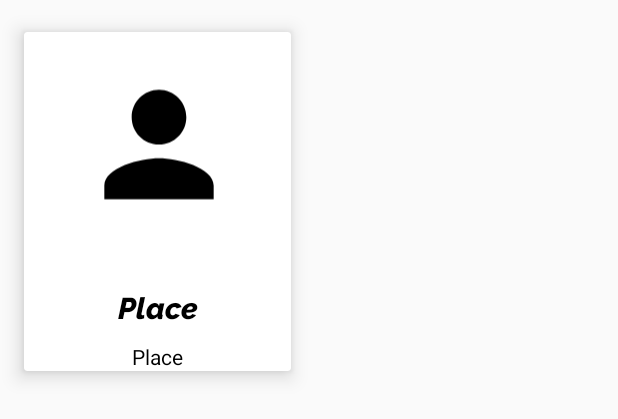
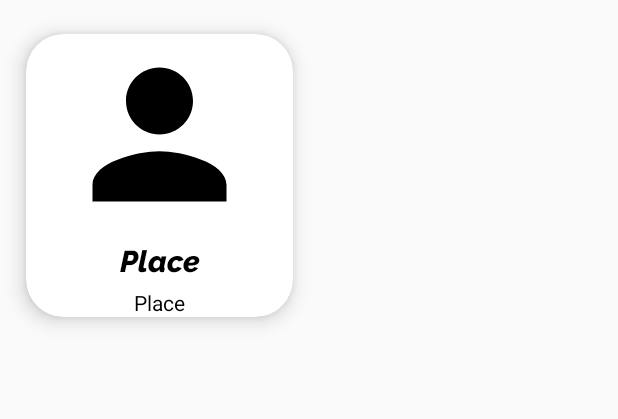
Before and after one commit to divyrajsinh8927/TourismApp, an Android app: the layout card_view_design.xml on its own in the app's theme, with its tools: preview values and no code run, on a phone screen of 412 x 824 dp. Shown: the top 419 px of the screen. Run offline under Robolectric (Android 15) with nearby library versions, the phone set to English and light mode, and no system bars.

Commit message:
grid design

```diff
--- a/app/src/main/java/international/tourism/app/HomeFragment.kt
+++ b/app/src/main/java/international/tourism/app/HomeFragment.kt
@@ -1,7 +1,7 @@
 package international.tourism.app
 
-import Adapter.recHotelAdapter
-import Adapter.recPlaceAdapter
+import international.tourism.app.Adapter.recHotelAdapter
+import international.tourism.app.Adapter.recPlaceAdapter
 import android.os.Bundle
 import androidx.fragment.app.Fragment
 import android.view.LayoutInflater
--- a/app/src/main/java/international/tourism/app/PlaceFragment.kt
+++ b/app/src/main/java/international/tourism/app/PlaceFragment.kt
@@ -1,6 +1,6 @@
 package international.tourism.app
 
-import Adapter.recPlaceAdapter
+import international.tourism.app.Adapter.recPlaceAdapter
 import android.os.Bundle
 import androidx.fragment.app.Fragment
 import android.view.LayoutInflater
@@ -41,4 +41,5 @@ class PlaceFragment : Fragment() {
         recPlace.adapter = recPlaceAdapter
         recPlace.adapter = recPlaceAdapter
     }
+
 }
--- a/app/src/main/res/layout/card_view_design.xml
+++ b/app/src/main/res/layout/card_view_design.xml
@@ -2,39 +2,31 @@
 <androidx.cardview.widget.CardView
     xmlns:android="http://schemas.android.com/apk/res/android"
     xmlns:app="http://schemas.android.com/apk/res-auto"
+    xmlns:tools="http://schemas.android.com/tools"
     android:layout_width="wrap_content"
     android:layout_height="wrap_content"
-    xmlns:tools="http://schemas.android.com/tools"
-    android:layout_margin="5dp"
     app:cardElevation="8dp"
+    app:cardCornerRadius="25sp"
     app:cardMaxElevation="10dp"
     app:cardPreventCornerOverlap="true"
     app:cardUseCompatPadding="true">
 
     <LinearLayout
         android:id="@+id/cardLinearLayout"
-        android:layout_width="wrap_content"
+        android:layout_width="match_parent"
         android:layout_height="wrap_content"
-        android:gravity="end"
         android:orientation="vertical">
 
         <FrameLayout
             android:id="@+id/cardphotolayout"
-            style="@style/groupStylegray_200cornerRadius"
             android:layout_width="178sp"
-            android:layout_height="154sp"
+            android:layout_height="139sp"
             android:layout_gravity="center_horizontal">
 
             <ImageView
                 android:id="@+id/cardimage"
-                style="@style/groupStylegray_200cornerRadius"
-                android:layout_width="109sp"
+                android:layout_width="match_parent"
                 android:layout_height="134sp"
-                android:layout_gravity="center"
-                android:layout_marginStart="35sp"
-                android:layout_marginTop="9sp"
-                android:layout_marginEnd="34sp"
-                android:layout_marginBottom="11sp"
                 android:src="@drawable/ic_baseline_person"
                 android:contentDescription="@string/recycleicon" />
         </FrameLayout>
@@ -42,17 +34,15 @@
         <LinearLayout
             android:layout_width="match_parent"
             android:layout_height="wrap_content"
-            android:orientation="vertical"
-            android:gravity="center">
+            android:orientation="vertical">
 
         <TextView
             android:id="@+id/txtName"
             android:layout_width="match_parent"
             android:layout_height="wrap_content"
+            android:gravity="center"
             android:textSize="20sp"
-            android:layout_marginTop="18sp"
-            android:layout_marginBottom="10sp"
-            android:gravity="center"
+            android:layout_marginBottom="5sp"
             android:lineSpacingExtra="6sp"
             tools:text="@string/place"
             android:fontFamily="@font/raleway_extrabolditalic"
--- a/app/src/main/res/layout/fragment_home.xml
+++ b/app/src/main/res/layout/fragment_home.xml
@@ -16,7 +16,7 @@
             android:layout_width="wrap_content"
             android:layout_height="wrap_content"
             android:layout_marginStart="16dp"
-            android:layout_marginTop="92dp"
+            android:layout_marginTop="12dp"
             android:text="@string/explore_india"
             android:fontFamily="@font/raleway_extrabolditalic"
             android:textColor="@color/black"
--- a/app/src/main/res/layout/fragment_hotel.xml
+++ b/app/src/main/res/layout/fragment_hotel.xml
@@ -10,5 +10,5 @@
   <androidx.recyclerview.widget.RecyclerView
       android:id="@+id/recHotel"
       android:layout_width="match_parent"
-      android:layout_height="match_parent"/>
+      android:layout_height="match_parent" />
 </FrameLayout>
--- a/app/src/main/res/values/colors.xml
+++ b/app/src/main/res/values/colors.xml
@@ -3,7 +3,7 @@
 <!--    system default color-->
     <color name="purple_200">#FFBB86FC</color>
     <color name="purple_500">#FF6200EE</color>
-    <color name="purple_700">#FF3700B3</color>
+    <color name="purple_700">#4150D5</color>
     <color name="teal_200">#FF03DAC5</color>
     <color name="teal_700">#FF018786</color>
     <color name="black">#FF000000</color>
@@ -23,7 +23,7 @@
     <color name="aliceblue">#D7ECFF</color>
     <color name="lightblue">#a1c4fd</color>
     <color name="lightblack">#454545</color>
-    <color name="colorPrimary">#3F51B5</color>
+    <color name="colorPrimary">#4150D5</color>
     <color name="colorPrimaryDark">#303F9F</color>
     <color name="colorAccent">#FF4081</color>
     <color name="AlienBlack">#1a2228</color>
--- a/app/src/main/res/values/themes.xml
+++ b/app/src/main/res/values/themes.xml
@@ -2,7 +2,7 @@
     <!-- Base application theme. -->
     <style name="Theme.TourismApp" parent="Theme.MaterialComponents.DayNight.Bridge">
         <!-- Primary brand color. -->
-        <item name="colorPrimary">@color/colorPrimaryDark</item>
+        <item name="colorPrimary">@color/colorPrimary</item>
         <item name="colorPrimaryVariant">@color/purple_700</item>
         <item name="colorOnPrimary">@color/black</item>
         <!-- Secondary brand color. -->
@@ -10,7 +10,7 @@
         <item name="colorSecondaryVariant">@color/teal_700</item>
         <item name="colorOnSecondary">@color/black</item>
         <!-- Status bar color. -->
-        <item name="android:statusBarColor">?attr/colorPrimaryVariant</item>
+        <item name="android:statusBarColor">@color/colorPrimaryDark</item>
         <!-- Customize your theme here. -->
     </style>
 
```
Also changed, not shown: app/src/main/java/international/tourism/app/Adapter/recHotelAdapter.kt (renamed from app/src/main/java/Adapter/recPlaceAdapter.kt, +8 -7 lines), app/src/main/java/international/tourism/app/Adapter/recPlaceAdapter.kt (renamed from app/src/main/java/Adapter/recHotelAdapter.kt, +8 -7 lines), app/src/main/java/international/tourism/app/HotelFragment.kt (+10 -9 lines), app/src/main/res/layout/activity_aboutus.xml (+3 -4 lines), app/src/main/res/menu/bottom_nav_menu.xml (+8 -4 lines), app/src/main/res/values/styles.xml (+3 -4 lines), app/src/main/res/drawable/abc.jpg (added), app/src/main/res/drawable/profileactivity_profile.png (deleted), 1 other file.
